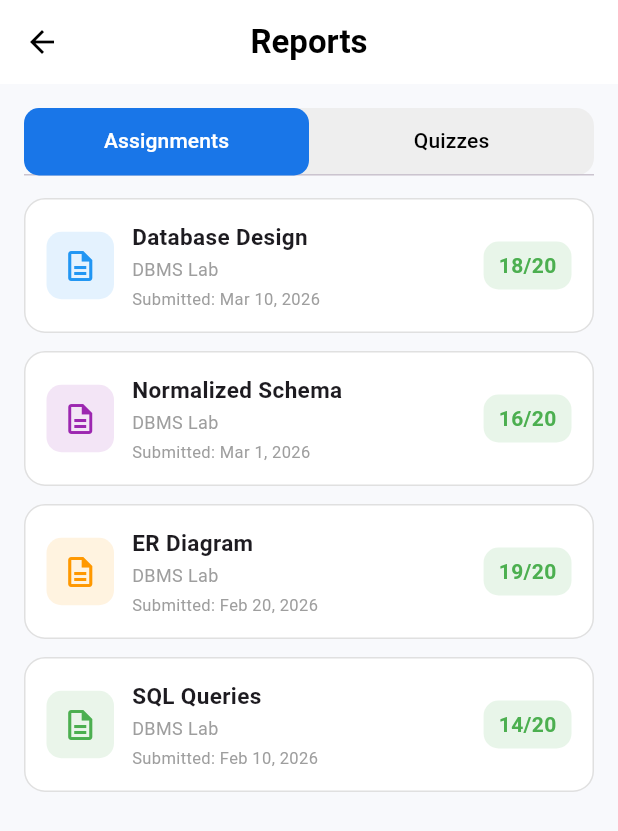
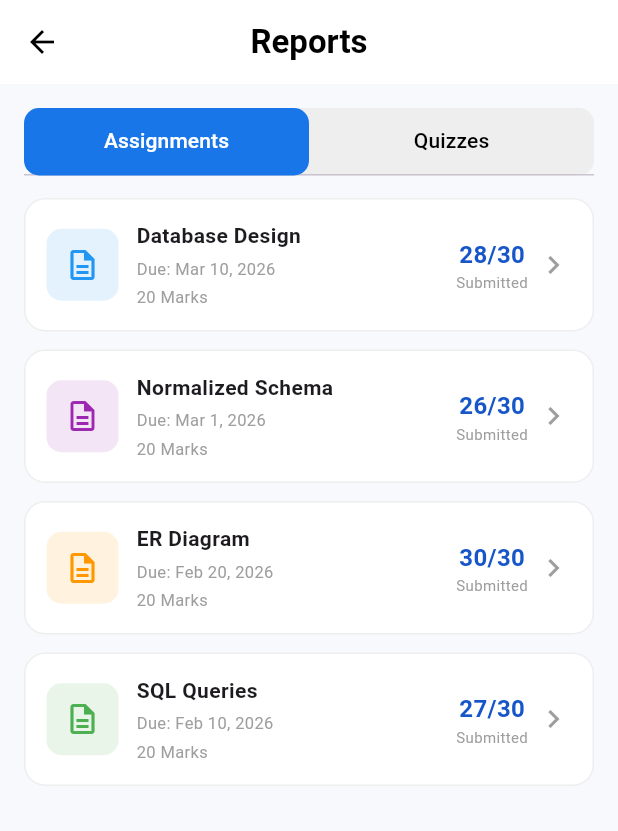
Before and after one commit to Masaud-Ahmad/XwanEdu, a Flutter app: the ClassroomDashboardScreen screen opened directly, after a tap on "Reports", on a phone screen of 412 x 824 dp. Shown: the top 831 px of the screen. Run offline on Flutter 3.47's test engine with Material 3 defaults, Android fonts, the phone set to English and light mode, and no system bars; our stand-ins replace get, lottie; network calls fail.

Commit message:
Create Teacher Report Screen for Quiz and Assignment

```diff
--- a/lib/feature/classroom/view/specificclass/widgets/gridviewitems.dart
+++ b/lib/feature/classroom/view/specificclass/widgets/gridviewitems.dart
@@ -7,6 +7,7 @@ import 'package:xwanedu/constant/size.dart';
 import 'package:xwanedu/constant/text_constant.dart';
 import 'package:xwanedu/feature/assignment/view/teacher/teacher_assignment.dart';
 import 'package:xwanedu/feature/report/view/students/students_report.dart';
+import 'package:xwanedu/feature/report/view/teacher/teacher_report.dart';
 import 'package:xwanedu/feature/resources/resources.dart';
 
 class GridViewItems extends StatelessWidget {
@@ -70,7 +71,7 @@ class GridViewItems extends StatelessWidget {
               title: 'Reports',
               subTitle: 'View class performance',
               icon: Icons.show_chart,
-              ontap: () => Get.to(StudentReportScreen()),
+              ontap: () => Get.to(TeacherReportScreen()),
             ),
           ],
         ),
--- a/lib/feature/report/view/students/students_report.dart
+++ b/lib/feature/report/view/students/students_report.dart
@@ -142,6 +142,7 @@ class StudentReportScreen extends StatelessWidget {
     required String date,
     required String marks,
     required Color iconColor,
+
   }) {
     return Container(
       margin: const EdgeInsets.only(bottom: 12),
--- /dev/null
+++ b/lib/feature/report/view/teacher/teacher_report.dart
@@ -0,0 +1,274 @@
+import 'package:flutter/material.dart';
+import 'package:xwanedu/feature/report/view/teacher/teacher_give_marks.dart';
+
+class TeacherReportScreen extends StatefulWidget {
+  const TeacherReportScreen({super.key});
+
+  @override
+  State<TeacherReportScreen> createState() => _TeacherReportScreenState();
+}
+
+class _TeacherReportScreenState extends State<TeacherReportScreen> {
+  @override
+  Widget build(BuildContext context) {
+    return DefaultTabController(
+      length: 2,
+      child: Scaffold(
+        backgroundColor: const Color(0xFFF8F9FC),
+
+        appBar: AppBar(
+          backgroundColor: Colors.white,
+          foregroundColor: Colors.black,
+          elevation: 0,
+          centerTitle: true,
+          title: const Text(
+            'Reports',
+            style: TextStyle(fontWeight: FontWeight.bold),
+          ),
+        ),
+
+        body: Padding(
+          padding: const EdgeInsets.all(16),
+
+          child: Column(
+            children: [
+              // ---------------- TABS ----------------
+              Container(
+                height: 45,
+                decoration: BoxDecoration(
+                  color: Colors.grey.shade200,
+                  borderRadius: BorderRadius.circular(10),
+                ),
+
+                child: TabBar(
+                  indicatorSize: TabBarIndicatorSize.tab,
+
+                  indicator: BoxDecoration(
+                    color: const Color(0xFF1976E8),
+                    borderRadius: BorderRadius.circular(10),
+                  ),
+
+                  labelColor: Colors.white,
+                  unselectedLabelColor: Colors.black,
+
+                  tabs: const [
+                    Tab(text: 'Assignments'),
+                    Tab(text: 'Quizzes'),
+                  ],
+                ),
+              ),
+
+              const SizedBox(height: 15),
+
+              Expanded(
+                child: TabBarView(
+                  children: [
+                    // =====================================
+                    // ASSIGNMENT REPORT
+                    // =====================================
+                    ListView(
+                      children: [
+                        reportCard(
+                          context: context,
+                          title: 'Database Design',
+                          date: 'Due: Mar 10, 2026',
+                          marks: '20 Marks',
+                          submitted: '28/30',
+                          color: Colors.blue,
+                          totalMarks: 20,
+                        ),
+
+                        reportCard(
+                          context: context,
+                          title: 'Normalized Schema',
+                          date: 'Due: Mar 1, 2026',
+                          marks: '20 Marks',
+                          submitted: '26/30',
+                          color: Colors.purple,
+                          totalMarks: 20,
+                        ),
+
+                        reportCard(
+                          context: context,
+                          title: 'ER Diagram',
+                          date: 'Due: Feb 20, 2026',
+                          marks: '20 Marks',
+                          submitted: '30/30',
+                          color: Colors.orange,
+                          totalMarks: 20,
+                        ),
+
+                        reportCard(
+                          context: context,
+                          title: 'SQL Queries',
+                          date: 'Due: Feb 10, 2026',
+                          marks: '20 Marks',
+                          submitted: '27/30',
+                          color: Colors.green,
+                          totalMarks: 20,
+                        ),
+                      ],
+                    ),
+
+                    // =====================================
+                    // QUIZ REPORT
+                    // =====================================
+                    ListView(
+                      children: [
+                        reportCard(
+                          context: context,
+                          title: 'Quiz 1',
+                          date: 'Mar 12, 2026',
+                          marks: '10 Marks',
+                          submitted: '28/30',
+                          color: Colors.blue,
+                          totalMarks: 10,
+                        ),
+
+                        reportCard(
+                          context: context,
+                          title: 'Quiz 2',
+                          date: 'Mar 5, 2026',
+                          marks: '10 Marks',
+                          submitted: '25/30',
+                          color: Colors.purple,
+                          totalMarks: 10,
+                        ),
+
+                        reportCard(
+                          context: context,
+                          title: 'Quiz 3',
+                          date: 'Feb 25, 2026',
+                          marks: '10 Marks',
+                          submitted: '30/30',
+                          color: Colors.orange,
+                          totalMarks: 10,
+                        ),
+
+                        reportCard(
+                          context: context,
+                          title: 'Quiz 4',
+                          date: 'Feb 15, 2026',
+                          marks: '10 Marks',
+                          submitted: '27/30',
+                          color: Colors.green,
+                          totalMarks: 10,
+                        ),
+                      ],
+                    ),
+                  ],
+                ),
+              ),
+            ],
+          ),
+        ),
+      ),
+    );
+  }
+
+  // ============================================
+  Widget reportCard({
+    required BuildContext context,
+    required String title,
+    required String date,
+    required String marks,
+    required String submitted,
+    required Color color,
+    required int totalMarks,
+  }) {
+    return GestureDetector(
+      onTap: () {
+        Navigator.push(
+          context,
+          MaterialPageRoute(
+            builder: (_) =>
+                GiveMarksScreen(title: title, totalMarks: totalMarks),
+          ),
+        );
+      },
+
+      child: Container(
+        margin: const EdgeInsets.only(bottom: 12),
+        padding: const EdgeInsets.all(14),
+
+        decoration: BoxDecoration(
+          color: Colors.white,
+          borderRadius: BorderRadius.circular(14),
+          border: Border.all(color: Colors.grey.shade200),
+        ),
+
+        child: Row(
+          children: [
+            // ICON
+            Container(
+              height: 48,
+              width: 48,
+
+              decoration: BoxDecoration(
+                color: color.withValues(alpha: 0.12),
+                borderRadius: BorderRadius.circular(10),
+              ),
+
+              child: Icon(Icons.description_outlined, color: color),
+            ),
+
+            const SizedBox(width: 12),
+
+            // INFORMATION
+            Expanded(
+              child: Column(
+                crossAxisAlignment: CrossAxisAlignment.start,
+                children: [
+                  Text(
+                    title,
+                    style: const TextStyle(
+                      fontWeight: FontWeight.bold,
+                      fontSize: 14,
+                    ),
+                  ),
+
+                  const SizedBox(height: 4),
+
+                  Text(
+                    date,
+                    style: const TextStyle(color: Colors.grey, fontSize: 11),
+                  ),
+
+                  const SizedBox(height: 3),
+
+                  Text(
+                    marks,
+                    style: const TextStyle(color: Colors.grey, fontSize: 11),
+                  ),
+                ],
+              ),
+            ),
+
+            // SUBMITTED
+            Column(
+              children: [
+                Text(
+                  submitted,
+                  style: const TextStyle(
+                    color: Color(0xFF1656C9),
+                    fontWeight: FontWeight.bold,
+                    fontSize: 16,
+                  ),
+                ),
+
+                const Text(
+                  'Submitted',
+                  style: TextStyle(color: Colors.grey, fontSize: 10),
+                ),
+              ],
+            ),
+
+            const SizedBox(width: 5),
+
+            const Icon(Icons.chevron_right, color: Colors.grey),
+          ],
+        ),
+      ),
+    );
+  }
+}
```
Also changed, not shown: lib/feature/report/view/teacher/teacher_give_marks.dart (added, +264 -0 lines), lib/feature/report/view/teacher/widget/report_card.dart (added), lib/feature/report/view/teacher/widget/students_marks_card.dart (added).
